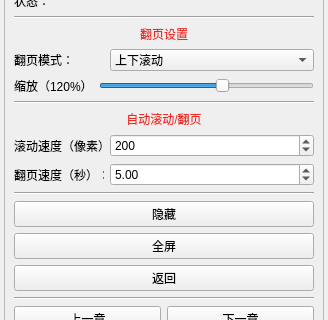
tonquer/JMComic-qt, file ui/component/ui_read_tool.ui: the form before one commit; both pictures show x 0 to 328 and y 399 to 719 of the 328 by 825 pixel window.
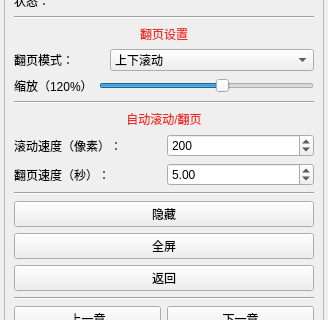
The form after the commit. Custom widgets are drawn as their Qt base class.

What changed in the file:
```diff
--- a/ui/component/ui_read_tool.ui
+++ b/ui/component/ui_read_tool.ui
@@ -520,7 +520,7 @@
             <widget class="QLabel" name="label_10">
              <property name="maximumSize">
               <size>
-               <width>90</width>
+               <width>16777215</width>
                <height>16777215</height>
               </size>
              </property>
@@ -550,7 +550,7 @@
             <widget class="QLabel" name="label_11">
              <property name="maximumSize">
               <size>
-               <width>90</width>
+               <width>16777215</width>
                <height>16777215</height>
               </size>
              </property>
```
Left out of the diff: 6 changed lines with no effect on the pictures.
